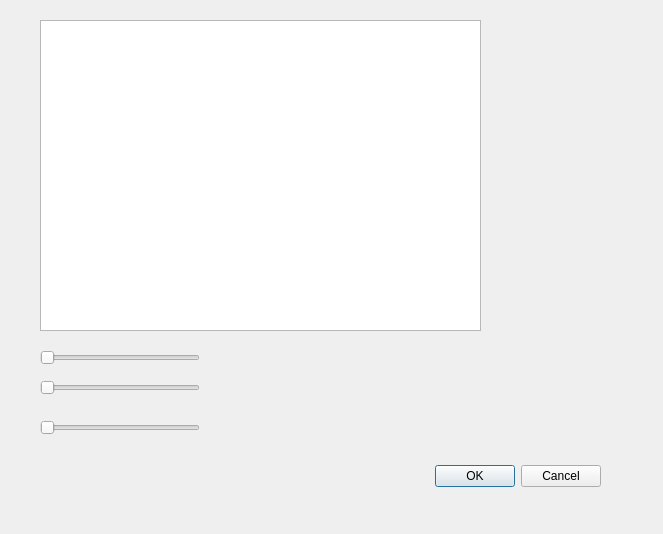
This is qt/interface/rendering.ui in TomasSQ/volumetricImages as Qt 5 draws it before an edit. The edited form follows.
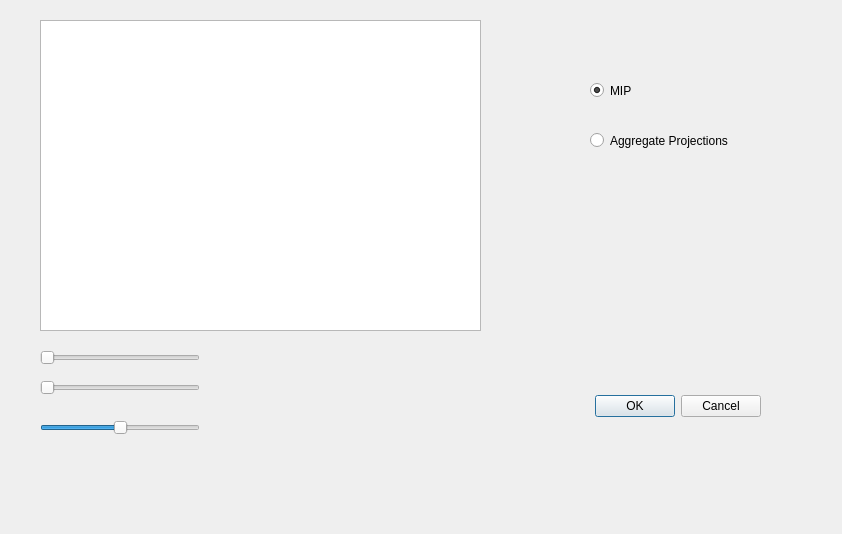
This is the edited form.

```diff
--- a/qt/interface/rendering.ui
+++ b/qt/interface/rendering.ui
@@ -6,7 +6,7 @@
    <rect>
     <x>0</x>
     <y>0</y>
-    <width>663</width>
+    <width>842</width>
     <height>534</height>
    </rect>
   </property>
@@ -16,8 +16,8 @@
   <widget class="QDialogButtonBox" name="buttonBox">
    <property name="geometry">
     <rect>
-     <x>260</x>
-     <y>460</y>
+     <x>420</x>
+     <y>390</y>
      <width>341</width>
      <height>32</height>
     </rect>
@@ -86,10 +86,48 @@
      <height>16</height>
     </rect>
    </property>
+   <property name="maximum">
+    <number>360</number>
+   </property>
+   <property name="singleStep">
+    <number>10</number>
+   </property>
+   <property name="value">
+    <number>180</number>
+   </property>
    <property name="orientation">
     <enum>Qt::Horizontal</enum>
    </property>
   </widget>
+  <widget class="QRadioButton" name="radioButton_MIP">
+   <property name="geometry">
+    <rect>
+     <x>590</x>
+     <y>80</y>
+     <width>100</width>
+     <height>21</height>
+    </rect>
+   </property>
+   <property name="text">
+    <string>MIP</string>
+   </property>
+   <property name="checked">
+    <bool>true</bool>
+   </property>
+  </widget>
+  <widget class="QRadioButton" name="radioButton_AGP">
+   <property name="geometry">
+    <rect>
+     <x>590</x>
+     <y>130</y>
+     <width>171</width>
+     <height>21</height>
+    </rect>
+   </property>
+   <property name="text">
+    <string>Aggregate Projections</string>
+   </property>
+  </widget>
  </widget>
  <resources/>
  <connections>
```
